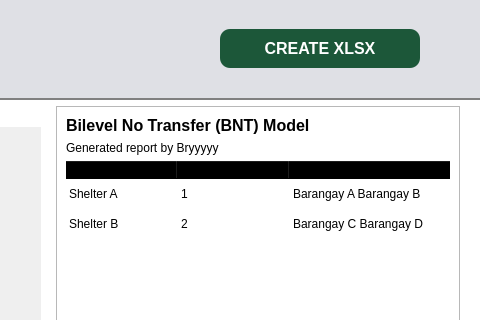
The window that ProgramSrc/shelterallocationreport.ui (Lucianono/ShelterAlloc_Thesis) describes before a commit, drawn with Qt 5; both pictures show x 520 to 1000 and y 0 to 320 of the 1000 by 700 pixel window.
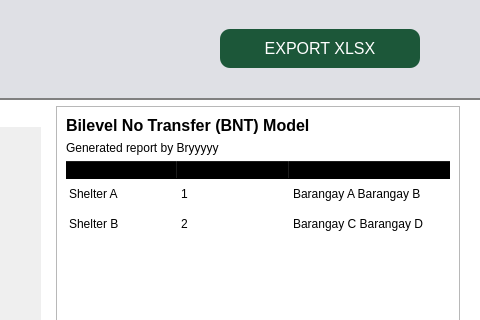
The same window after the commit. Icons and pictures are not drawn.

What changed in the file:
```diff
--- a/ProgramSrc/shelterallocationreport.ui
+++ b/ProgramSrc/shelterallocationreport.ui
@@ -150,8 +150,6 @@
           <property name="font">
            <font>
             <pointsize>-1</pointsize>
-            <weight>75</weight>
-            <bold>true</bold>
            </font>
           </property>
           <property name="styleSheet">
@@ -165,7 +163,7 @@
 }</string>
           </property>
           <property name="text">
-           <string>CREATE XLSX</string>
+           <string>EXPORT XLSX</string>
           </property>
          </widget>
         </item>
```
